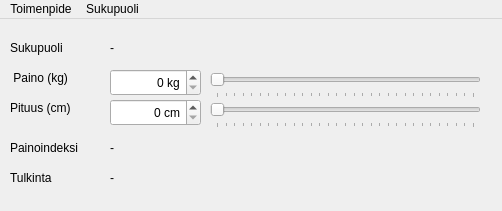
The window that harjoitustyo-04/paaikkuna.ui (CheatCod3s/School-projects) describes before a commit, drawn with Qt 5.
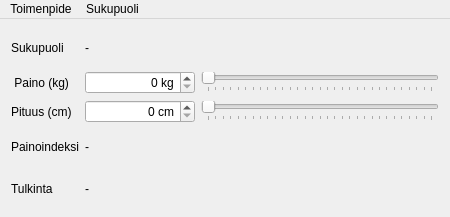
The same window after the commit.

Commit message: Harjoitustyo-04 valmis.

```diff
--- a/harjoitustyo-04/paaikkuna.ui
+++ b/harjoitustyo-04/paaikkuna.ui
@@ -6,8 +6,8 @@
    <rect>
     <x>0</x>
     <y>0</y>
-    <width>502</width>
-    <height>211</height>
+    <width>450</width>
+    <height>217</height>
    </rect>
   </property>
   <property name="windowTitle">
@@ -20,14 +20,35 @@
    <enum>QTabWidget::Triangular</enum>
   </property>
   <widget class="QWidget" name="centralWidget">
+   <layout class="QGridLayout" name="gridLayout">
+    <item row="0" column="0">
+     <widget class="QLabel" name="Sukupuoli">
+      <property name="text">
+       <string>Sukupuoli</string>
+      </property>
+     </widget>
+    </item>
+    <item row="0" column="1">
+     <widget class="QLabel" name="sukupuoliLabel">
+      <property name="text">
+       <string>-</string>
+      </property>
+     </widget>
+    </item>
+    <item row="1" column="0">
+     <widget class="QLabel" name="painoLabel">
+      <property name="text">
+       <string> Paino (kg)</string>
+      </property>
+     </widget>
+    </item>
+    <item row="1" column="1">
    <widget class="QSpinBox" name="painoSpin">
-    <property name="geometry">
-     <rect>
-      <x>110</x>
-      <y>50</y>
-      <width>91</width>
-      <height>27</height>
-     </rect>
+      <property name="minimumSize">
+       <size>
+        <width>110</width>
+        <height>0</height>
+       </size>
     </property>
     <property name="layoutDirection">
      <enum>Qt::LeftToRight</enum>
@@ -45,37 +66,9 @@
      <number>300</number>
     </property>
    </widget>
-   <widget class="QSpinBox" name="pituusSpin">
-    <property name="geometry">
-     <rect>
-      <x>110</x>
-      <y>80</y>
-      <width>91</width>
-      <height>27</height>
-     </rect>
-    </property>
-    <property name="layoutDirection">
-     <enum>Qt::LeftToRight</enum>
-    </property>
-    <property name="alignment">
-     <set>Qt::AlignRight|Qt::AlignTrailing|Qt::AlignVCenter</set>
-    </property>
-    <property name="suffix">
-     <string> cm</string>
-    </property>
-    <property name="maximum">
-     <number>300</number>
-    </property>
-   </widget>
+    </item>
+    <item row="1" column="2">
    <widget class="QSlider" name="painoSlider">
-    <property name="geometry">
-     <rect>
-      <x>210</x>
-      <y>50</y>
-      <width>271</width>
-      <height>29</height>
-     </rect>
-    </property>
     <property name="maximum">
      <number>300</number>
     </property>
@@ -92,89 +85,55 @@
      <number>10</number>
     </property>
    </widget>
-   <widget class="QSlider" name="pituusSlider">
-    <property name="geometry">
-     <rect>
-      <x>210</x>
-      <y>80</y>
-      <width>271</width>
-      <height>29</height>
-     </rect>
-    </property>
-    <property name="maximum">
-     <number>300</number>
-    </property>
-    <property name="orientation">
-     <enum>Qt::Horizontal</enum>
-    </property>
-    <property name="tickPosition">
-     <enum>QSlider::TicksBelow</enum>
-    </property>
-    <property name="tickInterval">
-     <number>10</number>
-    </property>
-   </widget>
-   <widget class="QLabel" name="painoLabel">
-    <property name="geometry">
-     <rect>
-      <x>10</x>
-      <y>50</y>
-      <width>71</width>
-      <height>17</height>
-     </rect>
-    </property>
-    <property name="text">
-     <string> Paino (kg)</string>
-    </property>
-   </widget>
+    </item>
+    <item row="2" column="0">
    <widget class="QLabel" name="pituusLabel">
-    <property name="geometry">
-     <rect>
-      <x>10</x>
-      <y>80</y>
-      <width>81</width>
-      <height>17</height>
-     </rect>
-    </property>
     <property name="text">
      <string>Pituus (cm)</string>
     </property>
    </widget>
+    </item>
+    <item row="2" column="1">
+     <widget class="QSpinBox" name="pituusSpin">
+      <property name="layoutDirection">
+       <enum>Qt::LeftToRight</enum>
+      </property>
+      <property name="alignment">
+       <set>Qt::AlignRight|Qt::AlignTrailing|Qt::AlignVCenter</set>
+      </property>
+      <property name="suffix">
+       <string> cm</string>
+      </property>
+      <property name="maximum">
+       <number>300</number>
+      </property>
+     </widget>
+    </item>
+    <item row="2" column="2">
+     <widget class="QSlider" name="pituusSlider">
+      <property name="maximum">
+       <number>300</number>
+      </property>
+      <property name="orientation">
+       <enum>Qt::Horizontal</enum>
+      </property>
+      <property name="tickPosition">
+       <enum>QSlider::TicksBelow</enum>
+      </property>
+      <property name="tickInterval">
+       <number>10</number>
+      </property>
+     </widget>
+    </item>
+    <item row="3" column="0">
    <widget class="QLabel" name="Painoindeksi">
-    <property name="geometry">
-     <rect>
-      <x>10</x>
-      <y>120</y>
-      <width>91</width>
-      <height>17</height>
-     </rect>
-    </property>
     <property name="text">
      <string>Painoindeksi</string>
     </property>
    </widget>
-   <widget class="QLabel" name="Tulkinta">
-    <property name="geometry">
-     <rect>
-      <x>10</x>
-      <y>150</y>
-      <width>67</width>
-      <height>17</height>
-     </rect>
-    </property>
-    <property name="text">
-     <string>Tulkinta</string>
-    </property>
-   </widget>
+    </item>
+    <item row="3" column="1">
    <widget class="QLabel" name="bmiLabel">
-    <property name="geometry">
-     <rect>
-      <x>110</x>
-      <y>120</y>
-      <width>67</width>
-      <height>17</height>
-     </rect>
-    </property>
     <property name="text">
      <string>-</string>
     </property>
@@ -185,52 +144,29 @@
      <number>0</number>
     </property>
    </widget>
+    </item>
+    <item row="4" column="0">
+     <widget class="QLabel" name="Tulkinta">
+      <property name="text">
+       <string>Tulkinta</string>
+      </property>
+     </widget>
+    </item>
+    <item row="4" column="1">
    <widget class="QLabel" name="tulkintaLabel">
-    <property name="geometry">
-     <rect>
-      <x>110</x>
-      <y>150</y>
-      <width>111</width>
-      <height>17</height>
-     </rect>
-    </property>
     <property name="text">
      <string>-</string>
     </property>
    </widget>
-   <widget class="QLabel" name="Sukupuoli">
-    <property name="geometry">
-     <rect>
-      <x>10</x>
-      <y>20</y>
-      <width>67</width>
-      <height>17</height>
-     </rect>
-    </property>
-    <property name="text">
-     <string>Sukupuoli</string>
-    </property>
-   </widget>
-   <widget class="QLabel" name="sukupuoliLabel">
-    <property name="geometry">
-     <rect>
-      <x>110</x>
-      <y>20</y>
-      <width>67</width>
-      <height>17</height>
-     </rect>
-    </property>
-    <property name="text">
-     <string>-</string>
-    </property>
-   </widget>
+    </item>
+   </layout>
   </widget>
   <widget class="QMenuBar" name="menuBar">
    <property name="geometry">
     <rect>
      <x>0</x>
      <y>0</y>
-     <width>502</width>
+     <width>450</width>
      <height>25</height>
     </rect>
    </property>
```
Lines whose indentation alone changed are shown as unchanged. The commit also changes 1 other file.
